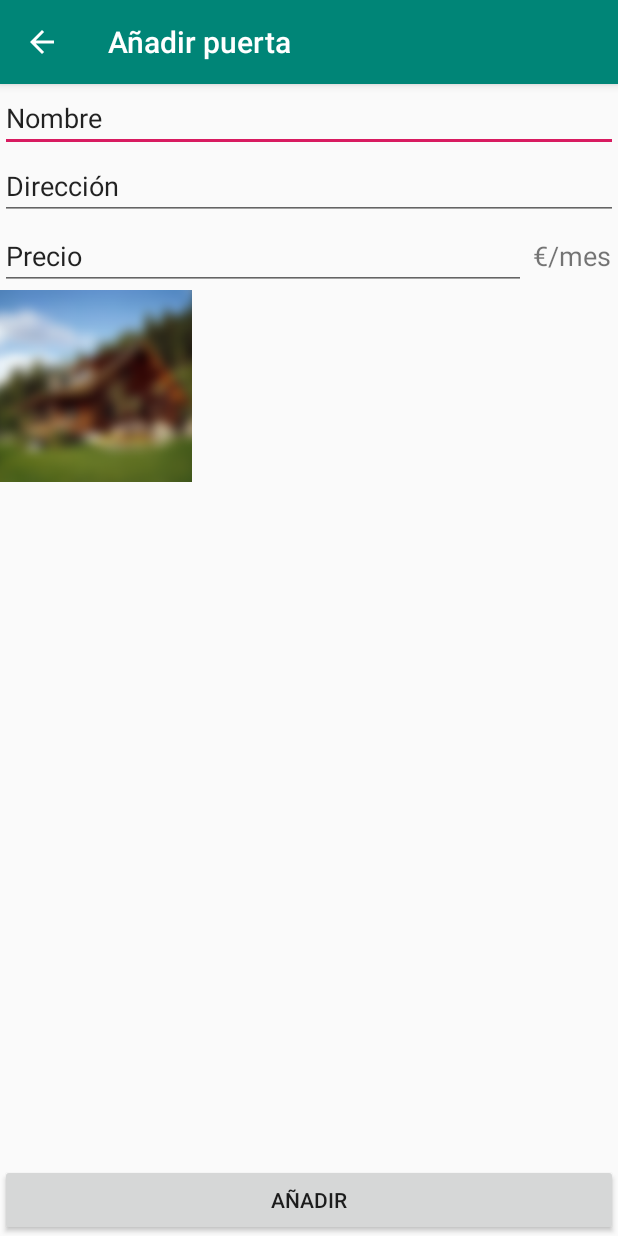
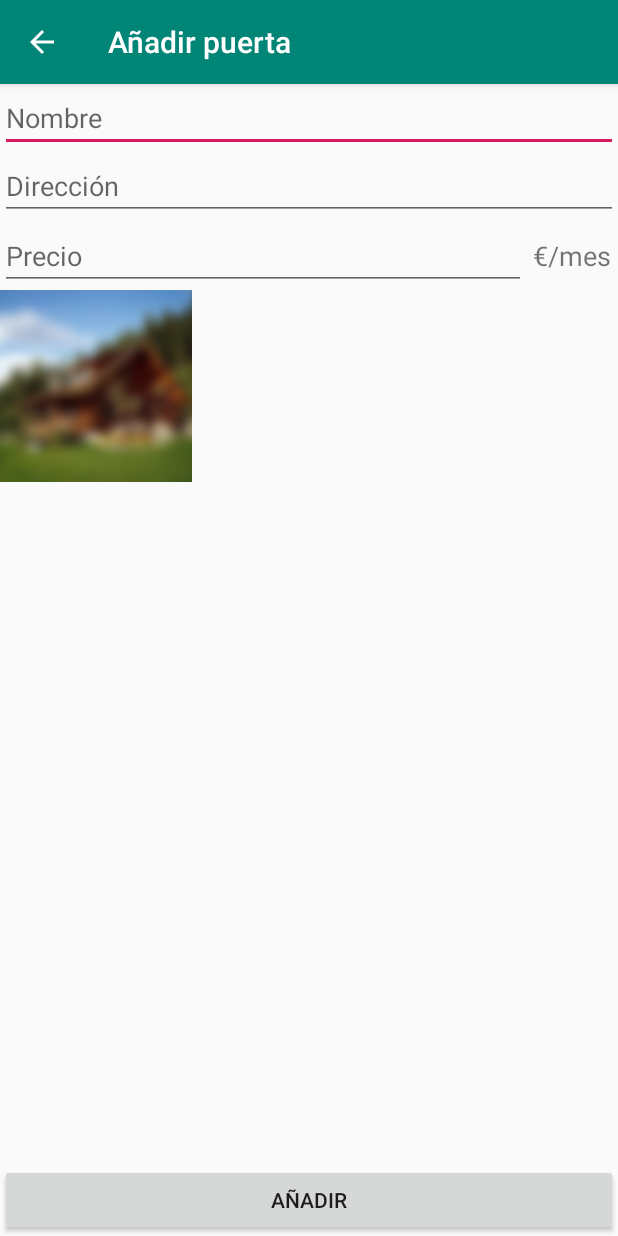
Before and after one commit to vvaquerizo/keyless, an Android app: the NewDoorActivity screen opened directly, with no data from a screen before it, on a phone screen of 412 x 824 dp. Run offline under Robolectric (Android 15) with nearby library versions, the phone set to English and light mode, and no system bars.

Commit message:
Cambiados textos por pistas en new door

```diff
--- a/app/src/main/res/layout/activity_new_door.xml
+++ b/app/src/main/res/layout/activity_new_door.xml
@@ -12,7 +12,7 @@
         android:layout_height="wrap_content"
         android:ems="10"
         android:inputType="textPersonName"
-        android:text="Nombre"
+        android:hint="Nombre"
         app:layout_constraintTop_toTopOf="parent" />
 
     <EditText
@@ -21,7 +21,7 @@
         android:layout_height="wrap_content"
         android:ems="10"
         android:inputType="textPersonName"
-        android:text="Dirección"
+        android:hint="Dirección"
         app:layout_constraintEnd_toEndOf="parent"
         app:layout_constraintStart_toStartOf="parent"
         app:layout_constraintTop_toBottomOf="@+id/add_name_text" />
@@ -43,7 +43,7 @@
             android:layout_weight="1"
             android:ems="10"
             android:inputType="number"
-            android:text="Precio" />
+            android:hint="Precio" />
 
         <TextView
             android:id="@+id/textView2"
```
